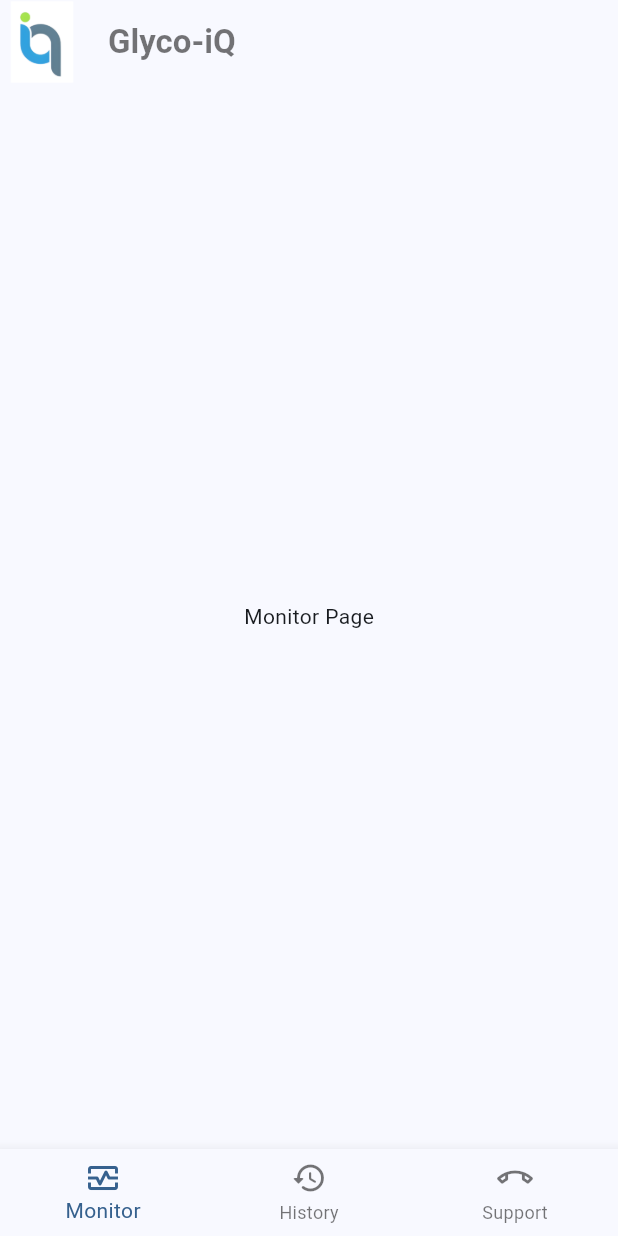
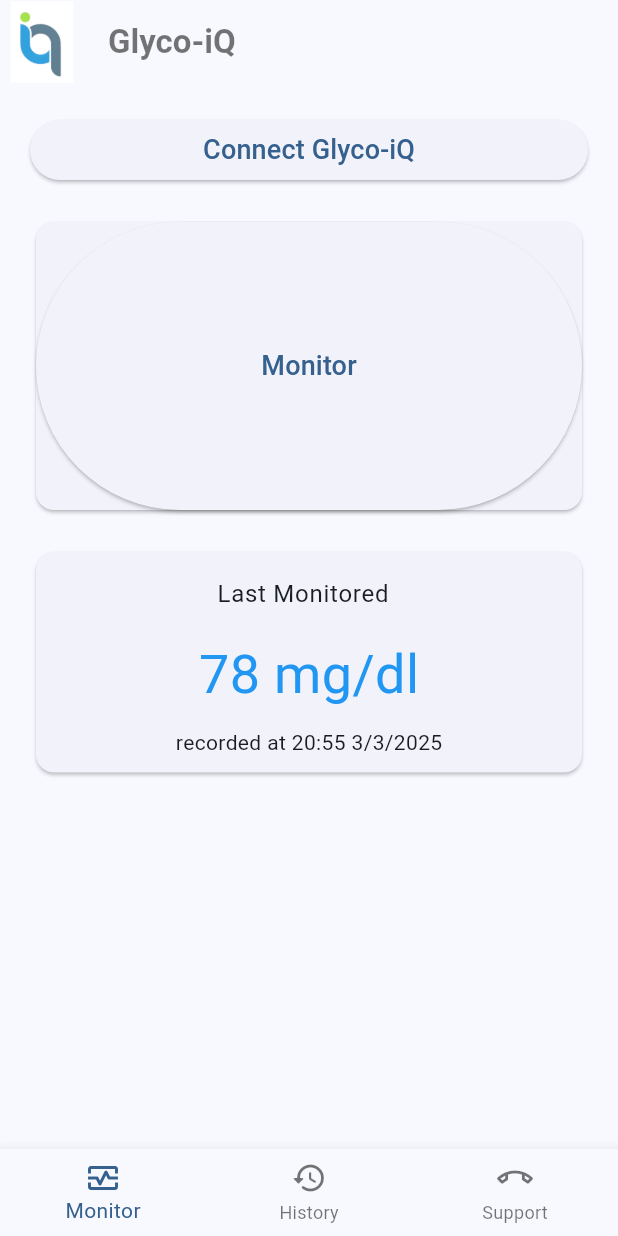
Before and after one commit to NilaknaW/Glyco-iQ-App, a Flutter app: the screen it shows after launch, on a phone screen of 412 x 824 dp. Run offline on Flutter 3.47's test engine with Material 3 defaults, Android fonts, the phone set to English and light mode, and no system bars; Roboto replaces fonts that are missing (Montserrat).

Commit message:
monitor page main blocks created

```diff
--- a/glycoiqapp/lib/pages/monitor_pg.dart
+++ b/glycoiqapp/lib/pages/monitor_pg.dart
@@ -8,10 +8,78 @@
 }
 
 class _MonitorPageState extends State<MonitorPage> {
+  List<int> glucose = [
+    78,
+    20,
+    55,
+    3,
+    3,
+    2025
+  ]; //glusose level, hour, minute, day, month, year
   @override
   Widget build(BuildContext context) {
-    return const Center(
-      child: Text('Monitor Page'),
+    return Container(
+      padding: const EdgeInsets.all(20),
+      child: Column(children: [
+        connectButton(),
+        const SizedBox(height: 20),
+        monitorData(),
+        const SizedBox(height: 20),
+        lastData(glucose),
+      ]),
     );
   }
 }
+
+Widget connectButton() {
+  return SizedBox(
+    width: double.infinity,
+    child: ElevatedButton(
+      onPressed: () {}, // add action here
+      child: const Text('Connect Glyco-iQ', style: TextStyle(fontSize: 18)),
+    ),
+  );
+}
+
+Widget monitorData() {
+  return Container(
+    // padding: const EdgeInsets.all(10),
+    height: 200,
+    width: double.infinity,
+    child: Card(
+      child: ElevatedButton(
+        onPressed: () {}, // add action here
+        child: const Text('Monitor', style: TextStyle(fontSize: 18)),
+      ),
+    ),
+  );
+}
+
+Widget lastData(glucose) {
+  return Card(
+    child: Column(
+      children: [
+        ListTile(title: Center(child: Text('Last Monitored'))),
+        Text(
+          glucose[0].toString() + ' mg/dl',
+          style:
+              TextStyle(fontSize: 36, color: ColorScheme.fromSwatch().primary),
+        ),
+        SizedBox(height: 10),
+        Text(
+          'recorded at ' +
+              glucose[1].toString() +
+              ':' +
+              glucose[2].toString() +
+              ' ' +
+              glucose[3].toString() +
+              '/' +
+              glucose[4].toString() +
+              '/' +
+              glucose[5].toString(),
+        ),
+        SizedBox(height: 10),
+      ],
+    ),
+  );
+}
--- a/glycoiqapp/lib/pages/support_pg.dart
+++ b/glycoiqapp/lib/pages/support_pg.dart
@@ -16,7 +16,7 @@
       padding: const EdgeInsets.all(10),
       child: Column(
         children: [
-          topBar(),
+          topicLine(),
           supportCard(name: 'Name', phone: '0776662244', rel: 'Family'),
           const SizedBox(height: 10),
           supportCard(name: 'Name', phone: '0776662244', rel: 'Spouse'),
@@ -28,7 +28,7 @@
   }
 }
 
-Widget topBar() {
+Widget topicLine() {
   return Container(
     padding: const EdgeInsets.all(10),
     child: Row(
@@ -57,14 +57,15 @@
           subtitle: Text(phone),
           trailing: Text(rel),
         ),
-      SizedBox(
+        Container(
           width: double.infinity,
+          padding: const EdgeInsets.all(10),
           child: FilledButton(
             onPressed: () {},
             child: const Text('Call'),
           ),
         ),
-      const SizedBox(height: 10),
       ],
-  ));
+    ),
+  );
 }
```
Lines whose indentation alone changed are shown as unchanged.
